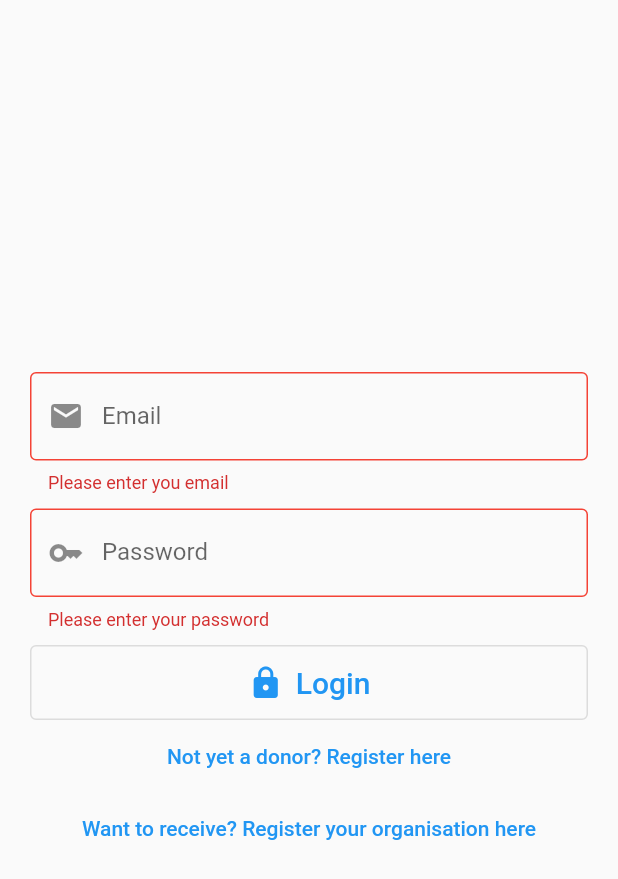
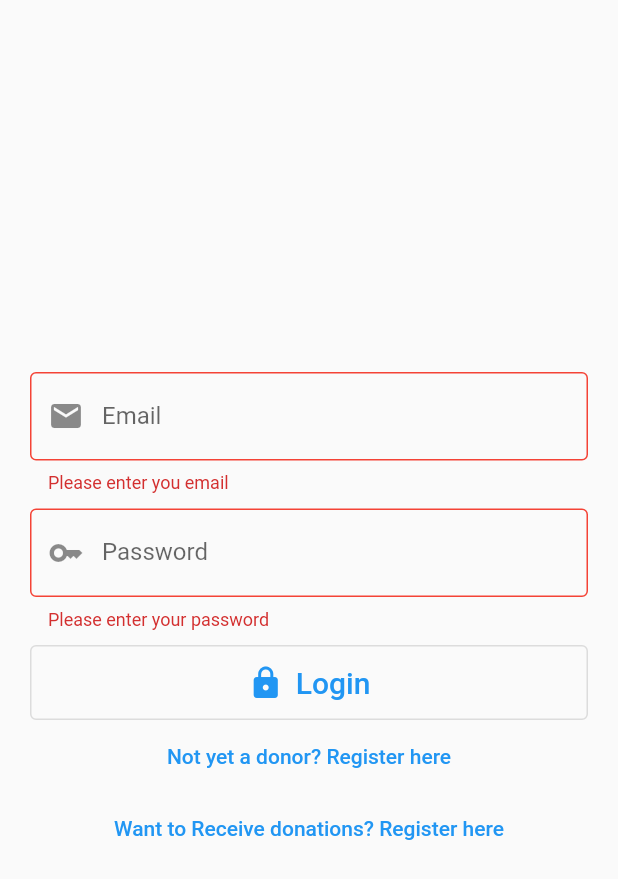
Before and after one commit to geek911/09876543, a Flutter app: the screen it shows after launch, after a tap on "Login", on a phone screen of 412 x 824 dp. Shown: the top 879 px of the screen. Run offline on Flutter 3.47's test engine with Material 2 defaults, Android fonts, the light colour scheme and no system bars; our stand-ins replace cloud_firestore, firebase_auth, firebase_core, firebase_database, form_validator, syncfusion_flutter_datepicker; missing offline and left inert: firebase_app_check; accounts and stored records are empty.

Commit message:
fixed wording

```diff
--- a/lib/pages/login_page.dart
+++ b/lib/pages/login_page.dart
@@ -97,7 +97,7 @@ class LoginPage extends StatelessWidget {
       try {
         UserCredential userCredential = await FirebaseAuth.instance
             .signInWithEmailAndPassword(
-                email: _emailController.text,
+                email: _emailController.text.trim(),
                 password: _passwordController.text);
         _emailController.clear();
         _passwordController.clear();
@@ -194,8 +194,8 @@ class LoginPage extends StatelessWidget {
                     onPressed: () => _registerDonor(context),
                   ),
                   TextButton(
-                    child: const Text(
-                        'Want to receive? Register your organisation here'),
+                    child:
+                        const Text('Want to Receive donations? Register here'),
                     onPressed: () => _registerReciever(context),
                   ),
                 ],
--- a/lib/pages/receiver_register_page.dart
+++ b/lib/pages/receiver_register_page.dart
@@ -128,7 +128,7 @@ class _ReceiverRegisterPageState extends State<ReceiverRegisterPage> {
                 height: 10,
               ),
               FormFields.passwordField(
-                  "Comfirm Password", confirmPasswordController,
+                  "Confirm Password", confirmPasswordController,
                   validator: (String? value) {
                 if (value == null) {
                   return "This field is required";
```
